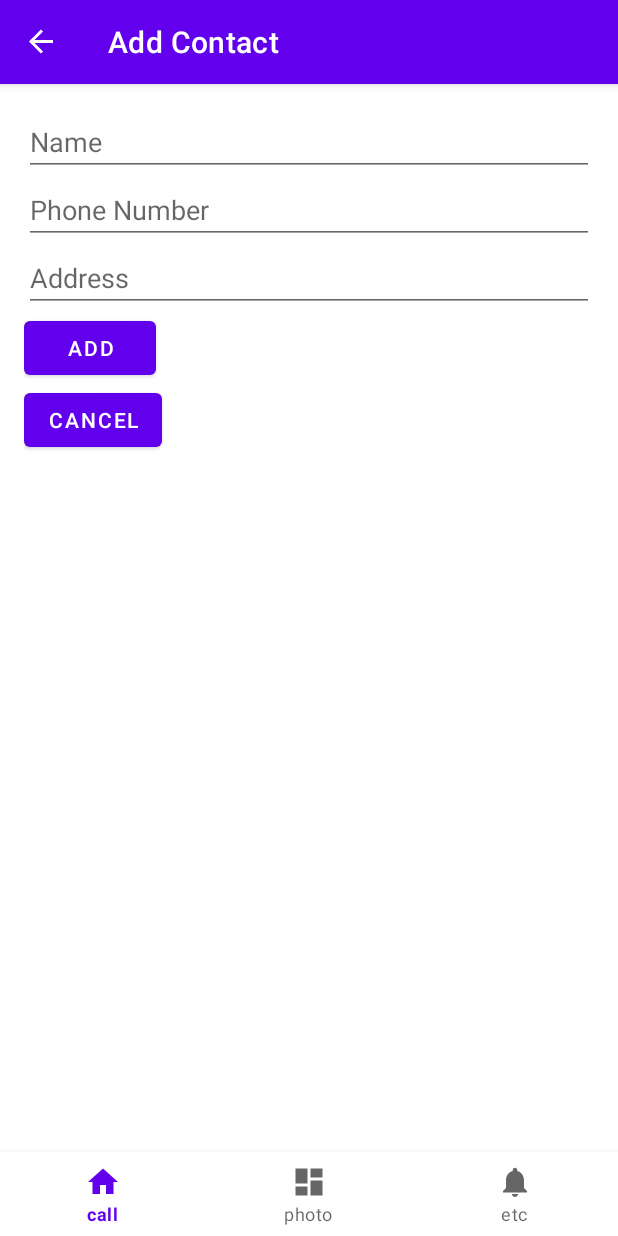
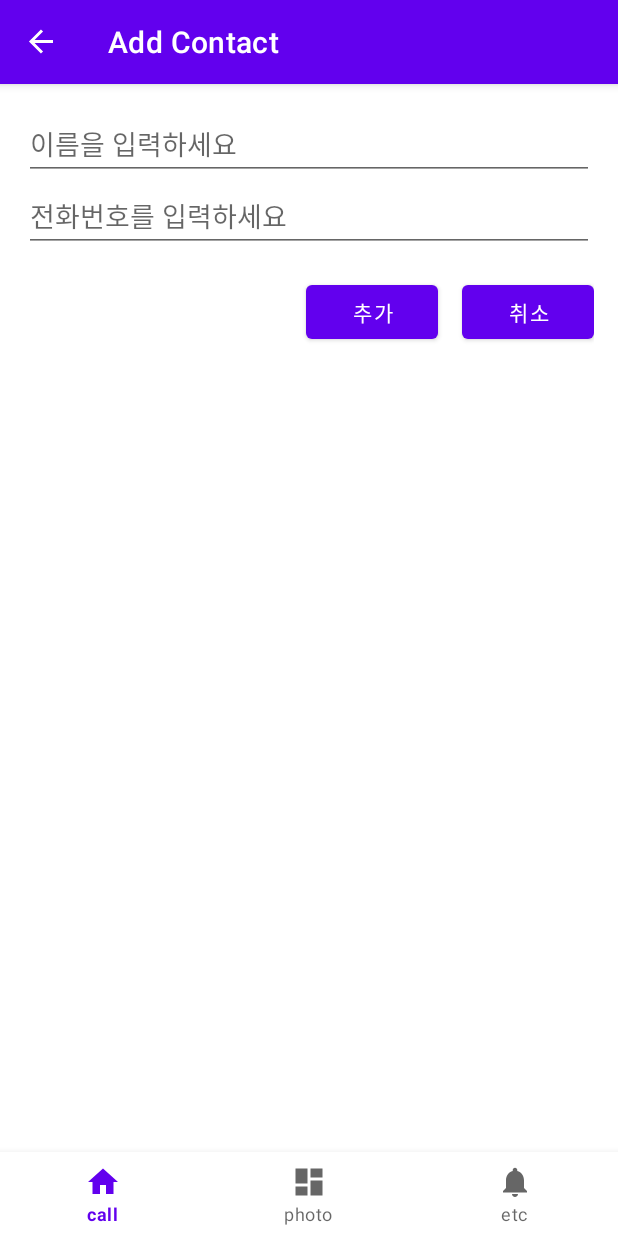
Before and after one commit to minzero31/MadCamp-1week-Android, an Android app: the NewContactFragment screen opened through its navigation route, on a phone screen of 412 x 824 dp. Run offline under Robolectric (Android 15) with nearby library versions, the phone set to English and light mode, and no system bars; our stand-ins replace navigation-ui; 4 statements that could not run were skipped.

```diff
--- a/app/src/main/java/com/example/a3tabtest/Contact.kt
+++ b/app/src/main/java/com/example/a3tabtest/Contact.kt
@@ -1,11 +1,12 @@
 package com.example.a3tabtest
 
+
+// Contact.kt
 import kotlinx.serialization.Serializable
 import kotlinx.serialization.SerialName
 
 @Serializable
 data class Contact(
     @SerialName("name") val name: String,
-    @SerialName("phoneNumber") val phoneNumber: String,
-    @SerialName("address") val address: String // 주소 필드 추가
+    @SerialName("phoneNumber") val phoneNumber: String
 )
--- a/app/src/main/java/com/example/a3tabtest/DataModel.kt
+++ b/app/src/main/java/com/example/a3tabtest/DataModel.kt
@@ -6,6 +6,5 @@ import kotlinx.serialization.Serializable
 @Serializable
 data class User(
     val name: String,
-    val phoneNumber: String,
-    val address: String
+    val phonenum: String
 )
--- a/app/src/main/java/com/example/a3tabtest/ui/home/HomeFragment.kt
+++ b/app/src/main/java/com/example/a3tabtest/ui/home/HomeFragment.kt
@@ -29,11 +29,11 @@ class HomeFragment : Fragment(), AddContactDialog.AddContactListener {
     ): View? {
         val root = inflater.inflate(R.layout.fragment_home, container, false)
 
-        recyclerView = root.findViewById(R.id.recyclerview)
+        recyclerView = root.findViewById(R.id.recyclerView)
         recyclerView.layoutManager = LinearLayoutManager(requireContext())
 
         contactList = loadContactsFromJson().toMutableList()
-        contactAdapter = ContactAdapter(contactList, this)
+        contactAdapter = ContactAdapter(contactList)
         recyclerView.adapter = contactAdapter
 
         root.findViewById<FloatingActionButton>(R.id.fab).setOnClickListener {
@@ -46,6 +46,7 @@ class HomeFragment : Fragment(), AddContactDialog.AddContactListener {
     private fun loadContactsFromJson(): List<Contact> {
         val file = File(requireContext().filesDir, "contacts.json")
         if (!file.exists()) {
+            // 만약 파일이 존재하지 않으면, raw 리소스에서 복사합니다.
             resources.openRawResource(R.raw.contacts).use { inputStream ->
                 file.outputStream().use { outputStream ->
                     inputStream.copyTo(outputStream)
@@ -69,7 +70,6 @@ class HomeFragment : Fragment(), AddContactDialog.AddContactListener {
         saveContactsToJson()
     }
 
-
     private fun saveContactsToJson() {
         try {
             val jsonString = Json.encodeToString(contactList)
--- a/app/src/main/res/layout/fragment_add_contact.xml
+++ b/app/src/main/res/layout/fragment_add_contact.xml
@@ -1,7 +1,8 @@
-<?xml version="1.0" encoding="utf-8"?>
+<!-- fragment_new_contact.xml -->
+
 <LinearLayout xmlns:android="http://schemas.android.com/apk/res/android"
     android:layout_width="match_parent"
-    android:layout_height="wrap_content"
+    android:layout_height="match_parent"
     android:orientation="vertical"
     android:padding="16dp">
 
@@ -9,29 +10,34 @@
         android:id="@+id/nameEditText"
         android:layout_width="match_parent"
         android:layout_height="wrap_content"
-        android:hint="Name" />
+        android:hint="이름을 입력하세요" />
 
     <EditText
         android:id="@+id/phoneNumberEditText"
         android:layout_width="match_parent"
         android:layout_height="wrap_content"
-        android:hint="Phone Number" />
+        android:hint="전화번호를 입력하세요" />
 
-    <EditText
-        android:id="@+id/addressEditText"
+    <LinearLayout
         android:layout_width="match_parent"
         android:layout_height="wrap_content"
-        android:hint="Address" /> <!-- 주소 필드 추가 -->
+        android:orientation="horizontal"
+        android:gravity="end"
+        android:layout_marginTop="16dp">
 
         <Button
             android:id="@+id/addButton"
             android:layout_width="wrap_content"
             android:layout_height="wrap_content"
-        android:text="Add" />
+            android:text="추가" />
 
         <Button
             android:id="@+id/cancelButton"
             android:layout_width="wrap_content"
             android:layout_height="wrap_content"
-        android:text="Cancel" />
+            android:text="취소"
+            android:layout_marginStart="16dp" />
+
     </LinearLayout>
+
+</LinearLayout>
--- a/app/src/main/res/layout/fragment_home.xml
+++ b/app/src/main/res/layout/fragment_home.xml
@@ -6,7 +6,7 @@
     tools:context=".ui.home.HomeFragment">
 
     <androidx.recyclerview.widget.RecyclerView
-        android:id="@+id/recyclerview"
+        android:id="@+id/recyclerView"
         android:layout_width="match_parent"
         android:layout_height="match_parent"
         android:paddingBottom="56dp"
@@ -28,4 +28,4 @@
         app:fabSize="normal"
         app:layout_constraintBottom_toBottomOf="parent"
         app:layout_constraintEnd_toEndOf="parent" />
-    </androidx.constraintlayout.widget.ConstraintLayout>
+</androidx.constraintlayout.widget.ConstraintLayout>
--- a/gradle/libs.versions.toml
+++ b/gradle/libs.versions.toml
@@ -7,7 +7,7 @@ junitVersion = "1.2.1"
 espressoCore = "3.6.1"
 appcompat = "1.6.1"
 material = "1.12.0"
-constraintlayout = "2.1.4"
+constraintlayout = "2.1.0"
 lifecycleLivedataKtx = "2.8.2"
 lifecycleViewmodelKtx = "2.8.2"
 navigationFragmentKtx = "2.6.0"
```
Also changed, not shown: app/src/main/java/com/example/a3tabtest/ContactAdapter.kt (+7 -6 lines), app/src/main/java/com/example/a3tabtest/ui/home/AddContactDialogFragment.kt (+3 -6 lines), app/src/main/java/com/example/a3tabtest/ui/home/ViewContactDialog.kt (deleted, +0 -52 lines), app/src/main/res/layout/dialog_view_contact.xml (deleted, +0 -26 lines), app/src/main/res/layout/item_contact.xml (+1 -9 lines), app/src/main/res/drawable/ic_hospital.png (deleted), 1 other file. Lines whose indentation alone changed are shown as unchanged.
